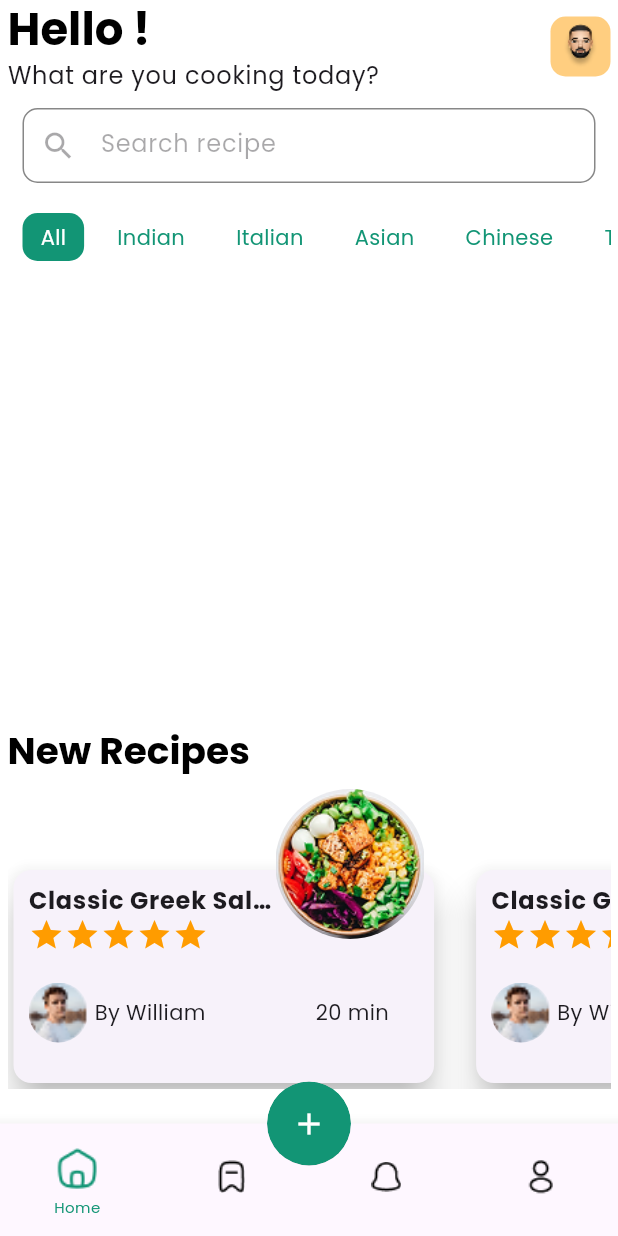
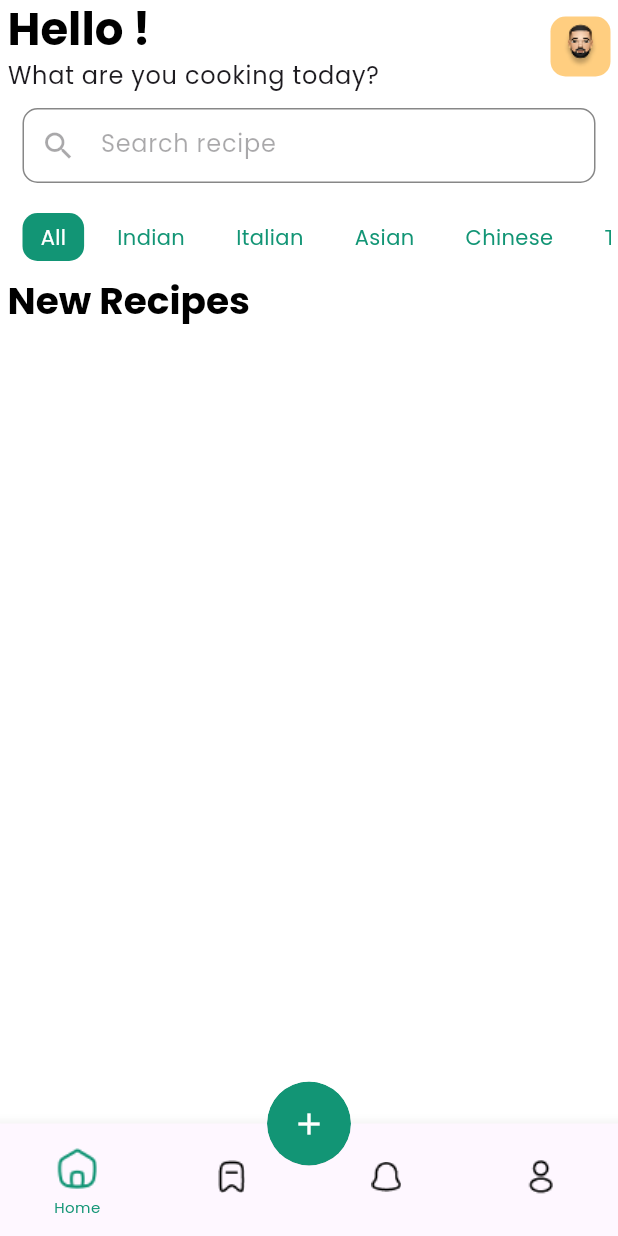
Before and after one commit to abdulrehman202/recipe_app, a Flutter app: the MainScreen screen opened directly with empty values, on a phone screen of 412 x 824 dp. Run offline on Flutter 3.47's test engine with Material 3 defaults, Android fonts, the phone set to English and light mode, and no system bars; drawn by our look-alikes of chips_choice; our stand-ins replace cloud_firestore, firebase_auth, firebase_core, readmore, shared_preferences; missing offline and left inert: dart_either; accounts and stored records are empty.

Commit message:
home screen 30% complete

```diff
--- a/lib/Provider/home_screen_provider.dart
+++ b/lib/Provider/home_screen_provider.dart
@@ -34,7 +34,8 @@ class HomeScreenProvider extends ChangeNotifier{
 
       List<Recipe> listOfRecipes = [];
       listOfRecipes.addAll(list);
-      newRecipes.addAll(listOfRecipes);
+      viewedRecipes.addAll(listOfRecipes);
+      newRecipes.addAll(listOfRecipes);//.where((r)=>r.chefId != myUid));
       success = true;
       });
     notifyListeners();
--- a/lib/View/Custom Widgets/RecentRecipeCard.dart
+++ b/lib/View/Custom Widgets/RecentRecipeCard.dart
@@ -1,8 +1,10 @@
 import 'package:flutter/material.dart';
 import 'package:recipe_app/Constants.dart';
+import 'package:recipe_app/Model/Recipe.dart';
 
 class RecentRecipeCard extends StatelessWidget {
-  const RecentRecipeCard({super.key});
+  Recipe recipe;
+  RecentRecipeCard({super.key, required this.recipe});
 
   @override
   Widget build(BuildContext context) {
@@ -23,7 +25,7 @@ class RecentRecipeCard extends StatelessWidget {
                     SizedBox(
                       width: (MediaQuery.of(context).size.width*0.7) - 120,
                       child: Text(
-                        'Classic Greek Salad',
+                        recipe.name,
                         style: Theme.of(context)
                             .textTheme
                             .labelMedium!
@@ -57,9 +59,9 @@ class RecentRecipeCard extends StatelessWidget {
                               ],
                             ),
                           ),
-                          const Expanded(
+                          Expanded(
                             flex: 3,
-                            child: Text('20 min', textAlign: TextAlign.end,))
+                            child: Text('${recipe.duration} min', textAlign: TextAlign.end,))
                         ],
                       ),
                     ),
--- a/lib/View/home_screen.dart
+++ b/lib/View/home_screen.dart
@@ -99,7 +99,7 @@ class HomeScreen extends StatelessWidget {
                     child: Column(
                       crossAxisAlignment: CrossAxisAlignment.start,
                       children: [
-                         recipes(provider.newRecipes),
+                         recipes(provider.viewedRecipes),
                   Container(
                       margin: const EdgeInsets.only(bottom: 10),
                       child: Text(
@@ -109,7 +109,7 @@ class HomeScreen extends StatelessWidget {
                             .headlineMedium!
                             .copyWith(color: Colors.black, fontSize: 25),
                       )),
-                      recentRecipes(),
+                      recentRecipes(provider.newRecipes),
                       ],
                     ),
                   ),
@@ -155,7 +155,7 @@ class HomeScreen extends StatelessWidget {
   }
 
   Widget recipes(List<Recipe> recipes) {
-    return SizedBox(
+    return recipes.isEmpty?Container(): SizedBox(
       height: 300,
       child: ListView.builder(
           shrinkWrap: true,
@@ -167,16 +167,16 @@ class HomeScreen extends StatelessWidget {
     );
   }
 
-  Widget recentRecipes()
+  Widget recentRecipes(List<Recipe> recipes)
   {
     return SizedBox(
       height: 200,
       child: ListView.builder(
         padding: EdgeInsets.zero,
-          itemCount: 5,
+          itemCount: recipes.length,
           scrollDirection: Axis.horizontal,
           itemBuilder: (ctx, i) {
-            return const RecentRecipeCard();
+            return RecentRecipeCard(recipe: recipes[i]);
           }),
     );
   }
```
